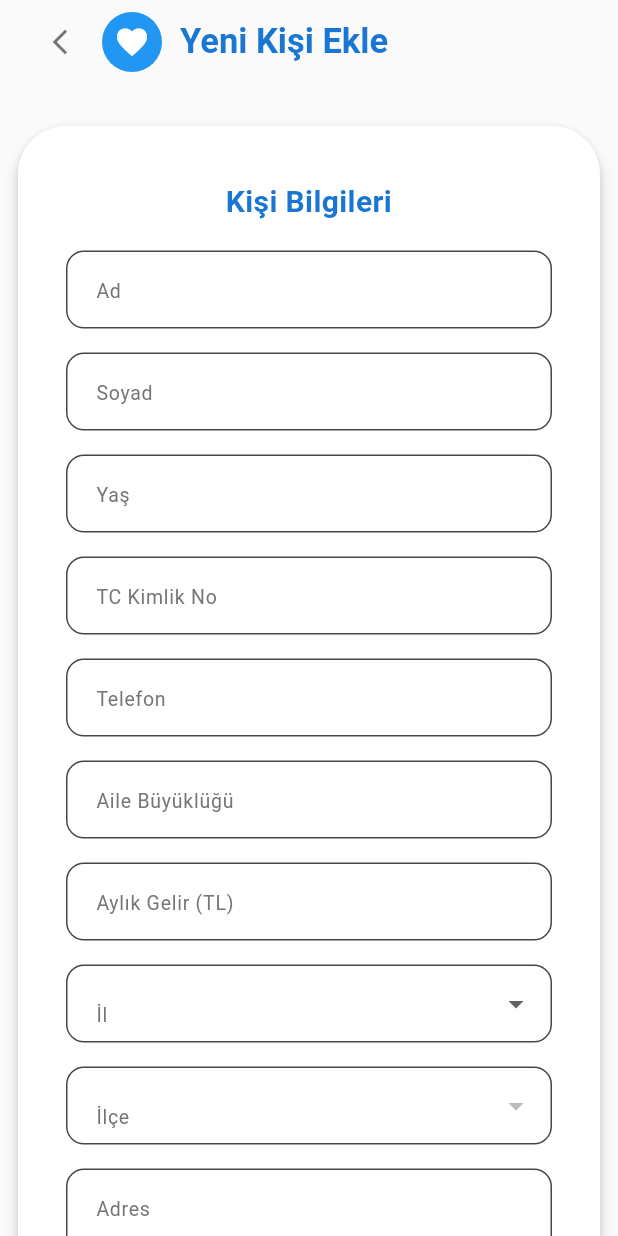
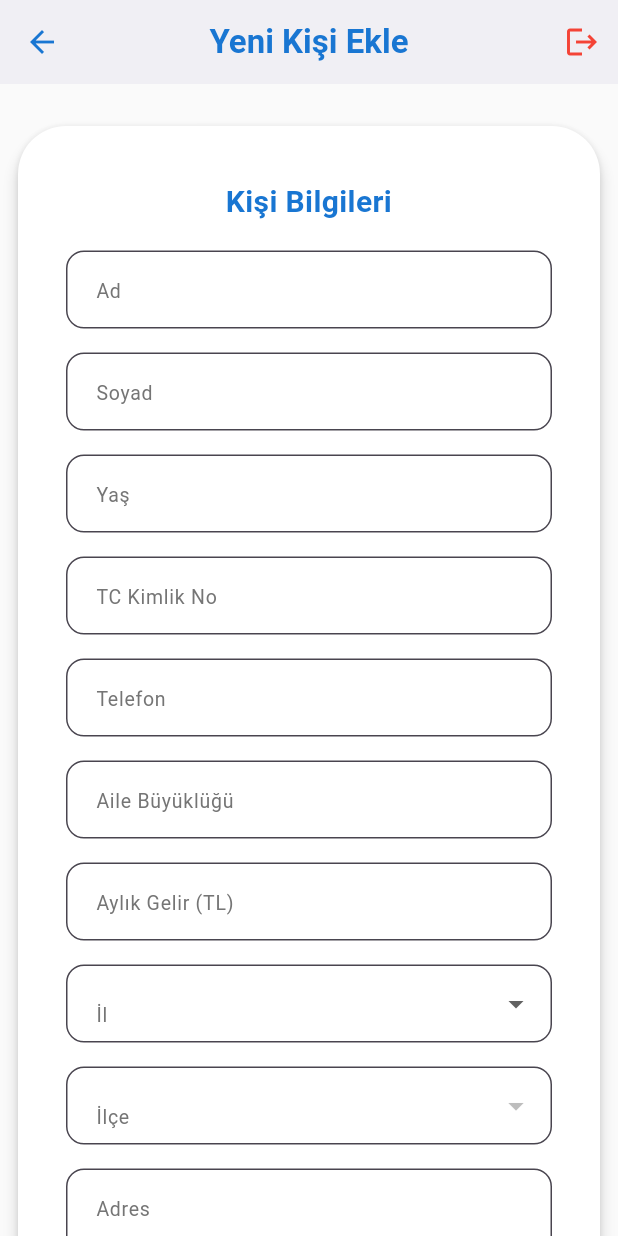
Before and after one commit to AtalhaG/YardimPusulasi, a Flutter app: the SiralamaPage screen opened directly, after a tap on the "add" icon, on a phone screen of 412 x 824 dp. Run offline on Flutter 3.47's test engine with Material 3 defaults, Android fonts, the phone set to English and light mode, and no system bars; our stand-ins replace cloud_firestore, firebase_auth, firebase_core; accounts and stored records are empty.

Commit message:
HATLAR VE BİRLEŞTİRLELER

```diff
--- a/Mobil/yardimpusulasi/lib/views/siralama.dart
+++ b/Mobil/yardimpusulasi/lib/views/siralama.dart
@@ -1,6 +1,7 @@
 import 'package:flutter/material.dart';
 import 'package:cloud_firestore/cloud_firestore.dart';
 import 'yenikisieklepage.dart';
+import 'kisi_detay_page.dart';
 
 class SiralamaPage extends StatefulWidget {
   const SiralamaPage({Key? key}) : super(key: key);
@@ -161,7 +162,9 @@ class _SiralamaPageState extends State<SiralamaPage> {
         ],
       ),
       body: !_searchStarted
-          ? Center(
+          ? SafeArea(
+              child: SingleChildScrollView(
+                child: Center(
                   child: Card(
                     color: Colors.white,
                     elevation: 4,
@@ -210,12 +213,7 @@ class _SiralamaPageState extends State<SiralamaPage> {
                                   Column(
                                     mainAxisSize: MainAxisSize.min,
                                     children: [
-                                  Row(
-                                    mainAxisSize: MainAxisSize.min,
-                                    children: [
-                                      SizedBox(
-                                        width: 140,
-                                        child: DropdownButtonFormField<String>(
+                                      DropdownButtonFormField<String>(
                                         value: _selectedSehir,
                                         decoration: InputDecoration(
                                           labelText: 'İl',
@@ -244,11 +242,8 @@ class _SiralamaPageState extends State<SiralamaPage> {
                                           });
                                         },
                                       ),
-                                      ),
-                                      const SizedBox(width: 12),
-                                      SizedBox(
-                                        width: 140,
-                                        child: DropdownButtonFormField<String>(
+                                      const SizedBox(height: 12),
+                                      DropdownButtonFormField<String>(
                                         value: _selectedIlce,
                                         decoration: InputDecoration(
                                           labelText: 'İlçe',
@@ -268,7 +263,8 @@ class _SiralamaPageState extends State<SiralamaPage> {
                                                           []
                                                     : <String>[])
                                                 .map(
-                                                    (ilce) => DropdownMenuItem(
+                                                  (ilce) =>
+                                                      DropdownMenuItem(
                                                         value: ilce,
                                                         child: Text(ilce),
                                                       ),
@@ -280,9 +276,6 @@ class _SiralamaPageState extends State<SiralamaPage> {
                                           });
                                         },
                                       ),
-                                      ),
-                                    ],
-                                  ),
                                       const SizedBox(height: 16),
                                       Align(
                                         alignment: Alignment.center,
@@ -293,11 +286,11 @@ class _SiralamaPageState extends State<SiralamaPage> {
                                             label: const Text('Ara'),
                                             style: ElevatedButton.styleFrom(
                                               shape: RoundedRectangleBorder(
-                                            borderRadius: BorderRadius.circular(
-                                              12,
+                                                borderRadius:
+                                                    BorderRadius.circular(12),
                                               ),
-                                          ),
-                                          padding: const EdgeInsets.symmetric(
+                                              padding:
+                                                  const EdgeInsets.symmetric(
                                                     vertical: 14,
                                                   ),
                                               textStyle: const TextStyle(
@@ -341,7 +334,10 @@ class _SiralamaPageState extends State<SiralamaPage> {
                               const SizedBox(height: 4),
                               const Text(
                                 'Önce il ve ilçe seçimi yaparak yardım almış kişileri görüntüleyin',
-                            style: TextStyle(color: Colors.grey, fontSize: 14),
+                                style: TextStyle(
+                                  color: Colors.grey,
+                                  fontSize: 14,
+                                ),
                                 textAlign: TextAlign.center,
                               ),
                             ],
@@ -350,8 +346,11 @@ class _SiralamaPageState extends State<SiralamaPage> {
                       ),
                     ),
                   ),
+                ),
+              ),
             )
-          : Column(
+          : SafeArea(
+              child: Column(
                 crossAxisAlignment: CrossAxisAlignment.stretch,
                 children: [
                   Padding(
@@ -370,13 +369,13 @@ class _SiralamaPageState extends State<SiralamaPage> {
                           horizontal: 24,
                           vertical: 20,
                         ),
-                      child: Row(
+                        child: Column(
+                          crossAxisAlignment: CrossAxisAlignment.stretch,
                           children: [
-                          Expanded(
-                            child: DropdownButtonFormField<String>(
+                            DropdownButtonFormField<String>(
                               value: _selectedSehir,
                               decoration: InputDecoration(
-                                labelText: 'Şehir',
+                                labelText: 'İl',
                                 border: OutlineInputBorder(
                                   borderRadius: BorderRadius.circular(12),
                                 ),
@@ -386,12 +385,10 @@ class _SiralamaPageState extends State<SiralamaPage> {
                                 ),
                               ),
                               items: _ilceler.keys
-                                  .map(
-                                    (sehir) => DropdownMenuItem(
+                                  .map((sehir) => DropdownMenuItem(
                                         value: sehir,
                                         child: Text(sehir),
-                                    ),
-                                  )
+                                      ))
                                   .toList(),
                               onChanged: (val) {
                                 setState(() {
@@ -400,8 +397,9 @@ class _SiralamaPageState extends State<SiralamaPage> {
                                 });
                               },
                             ),
-                          ),
-                          const SizedBox(width: 16),
+                            const SizedBox(height: 12),
+                            Row(
+                              children: [
                                 Expanded(
                                   child: DropdownButtonFormField<String>(
                                     value: _selectedIlce,
@@ -415,16 +413,13 @@ class _SiralamaPageState extends State<SiralamaPage> {
                                         vertical: 8,
                                       ),
                                     ),
-                              items:
-                                  (_selectedSehir != null
+                                    items: (_selectedSehir != null
                                             ? _ilceler[_selectedSehir] ?? []
                                             : <String>[])
-                                      .map(
-                                        (ilce) => DropdownMenuItem(
+                                        .map((ilce) => DropdownMenuItem(
                                               value: ilce,
                                               child: Text(ilce),
-                                        ),
-                                      )
+                                            ))
                                         .toList(),
                                     onChanged: (val) {
                                       setState(() {
@@ -433,8 +428,10 @@ class _SiralamaPageState extends State<SiralamaPage> {
                                     },
                                   ),
                                 ),
-                          const SizedBox(width: 16),
-                          ElevatedButton.icon(
+                                const SizedBox(width: 12),
+                                SizedBox(
+                                  height: 56,
+                                  child: ElevatedButton.icon(
                                     icon: const Icon(Icons.search),
                                     label: const Text('Ara'),
                                     style: ElevatedButton.styleFrom(
@@ -442,7 +439,6 @@ class _SiralamaPageState extends State<SiralamaPage> {
                                         borderRadius: BorderRadius.circular(12),
                                       ),
                                       padding: const EdgeInsets.symmetric(
-                                vertical: 14,
                                         horizontal: 18,
                                       ),
                                       textStyle: const TextStyle(
@@ -450,13 +446,15 @@ class _SiralamaPageState extends State<SiralamaPage> {
                                         fontWeight: FontWeight.bold,
                                       ),
                                     ),
-                            onPressed:
-                                (_selectedSehir != null &&
-                                    _selectedIlce != null)
+                                    onPressed: (_selectedSehir != null && _selectedIlce != null)
                                         ? () => setState(() {
+                                              _searchStarted = true;
                                               _showList = true;
                                             })
                                         : null,
+                                  ),
+                                ),
+                              ],
                             ),
                           ],
                         ),
@@ -485,7 +483,10 @@ class _SiralamaPageState extends State<SiralamaPage> {
                             const SizedBox(height: 4),
                             const Text(
                               'Tabloyu görmek için il ve ilçe seçimi yapın ve Ara butonuna basın',
-                            style: TextStyle(color: Colors.grey, fontSize: 14),
+                              style: TextStyle(
+                                color: Colors.grey,
+                                fontSize: 14,
+                              ),
                               textAlign: TextAlign.center,
                             ),
                           ],
@@ -519,11 +520,15 @@ class _SiralamaPageState extends State<SiralamaPage> {
                                   final aciklama = (v['sonaciklama'] ?? '')
                                       .toString();
                                   final searchLower = normalize(_search);
-                                return normalize(isim).contains(searchLower) ||
+                                  return normalize(
+                                        isim,
+                                      ).contains(searchLower) ||
                                       normalize(aciklama).contains(searchLower);
                                 }).toList();
                           if (filteredVatandaslar.isEmpty) {
-                          return const Center(child: Text('Kayıt bulunamadı.'));
+                            return const Center(
+                              child: Text('Kayıt bulunamadı.'),
+                            );
                           }
                           // Sıralama uygula
                           List<Map<String, dynamic>> sortedList = List.from(
@@ -598,7 +603,7 @@ class _SiralamaPageState extends State<SiralamaPage> {
                                             ),
                                             const SizedBox(height: 4),
                                             const Text(
-                                            'Girilen verilere uygun ihtiyaç sahibi vatandaş sayısı',
+                                              'İhtiyaç sahibi vatandaş sayısı',
                                               style: TextStyle(
                                                 fontSize: 14,
                                                 color: Color(0xFF374151),
@@ -652,14 +657,10 @@ class _SiralamaPageState extends State<SiralamaPage> {
                                     return InkWell(
                                       borderRadius: BorderRadius.circular(20),
                                       onTap: () {
-                                      ScaffoldMessenger.of(
-                                        context,
-                                      ).showSnackBar(
-                                        SnackBar(
-                                          content: Text(
-                                            'Kişi:  ${v['isim'] ?? ''}',
-                                          ),
-                                          duration: const Duration(seconds: 1),
+                                        Navigator.of(context).push(
+                                          MaterialPageRoute(
+                                            builder: (context) =>
+                                                KisiDetayPage(kisi: v),
                                           ),
                                         );
                                       },
@@ -669,7 +670,9 @@ class _SiralamaPageState extends State<SiralamaPage> {
                                           horizontal: 16,
                                         ),
                                         shape: RoundedRectangleBorder(
-                                        borderRadius: BorderRadius.circular(20),
+                                          borderRadius: BorderRadius.circular(
+                                            20,
+                                          ),
                                         ),
                                         child: Padding(
                                           padding: const EdgeInsets.symmetric(
@@ -681,7 +684,8 @@ class _SiralamaPageState extends State<SiralamaPage> {
                                                 CrossAxisAlignment.start,
                                             children: [
                                               CircleAvatar(
-                                              backgroundColor: Colors.blue[100],
+                                                backgroundColor:
+                                                    Colors.blue[100],
                                                 child: const Icon(
                                                   Icons.person,
                                                   color: Colors.blue,
@@ -701,7 +705,9 @@ class _SiralamaPageState extends State<SiralamaPage> {
                                                         fontWeight:
                                                             FontWeight.bold,
                                                         fontSize: 18,
-                                                      color: Color(0xFF111827),
+                                                        color: Color(
+                                                          0xFF111827,
+                                                        ),
                                                       ),
                                                     ),
                                                     const SizedBox(height: 6),
@@ -709,7 +715,9 @@ class _SiralamaPageState extends State<SiralamaPage> {
                                                       v['sonaciklama'] ?? '',
                                                       style: const TextStyle(
                                                         fontSize: 15,
-                                                      color: Color(0xFF374151),
+                                                        color: Color(
+                                                          0xFF374151,
+                                                        ),
                                                       ),
                                                     ),
                                                   ],
@@ -728,7 +736,9 @@ class _SiralamaPageState extends State<SiralamaPage> {
                                                                         as Timestamp)
                                                                     .toDate()
                                                                     .toString()
-                                                                  .split(' ')[0]
+                                                                    .split(
+                                                                      ' ',
+                                                                    )[0]
                                                               : v['sontarih']
                                                                     .toString())
                                                         : '',
@@ -753,6 +763,7 @@ class _SiralamaPageState extends State<SiralamaPage> {
                       ),
                     ),
                 ],
+              ),
             ),
       bottomNavigationBar: BottomAppBar(
         shape: const CircularNotchedRectangle(),
--- a/Mobil/yardimpusulasi/lib/views/yenikisieklepage.dart
+++ b/Mobil/yardimpusulasi/lib/views/yenikisieklepage.dart
@@ -67,42 +67,28 @@ class _YeniKisiEklePageState extends State<YeniKisiEklePage> {
       backgroundColor: const Color(0xFFFAFAFA),
       appBar: AppBar(
         backgroundColor: const Color(0xFFFAFAFA),
-        elevation: 0,
-        automaticallyImplyLeading: false,
-        title: Row(
-          children: [
-            IconButton(
-              icon: const Icon(
-                Icons.arrow_back_ios_new,
-                color: Colors.black54,
-                size: 20,
+        elevation: 2,
+        leading: IconButton(
+          icon: const Icon(Icons.arrow_back, color: Color(0xFF1976D2)),
+          onPressed: () => Navigator.pop(context),
         ),
-              onPressed: () => Navigator.of(context).maybePop(),
-              tooltip: 'Geri Dön',
-            ),
-            const SizedBox(width: 4),
-            Container(
-              width: 40,
-              height: 40,
-              decoration: const BoxDecoration(
-                color: Colors.blue,
-                shape: BoxShape.circle,
-              ),
-              child: const Center(
-                child: Icon(Icons.favorite, color: Colors.white, size: 24),
-              ),
-            ),
-            const SizedBox(width: 12),
-            const Text(
-              "Yeni Kişi Ekle",
+        title: const Text(
+          'Yeni Kişi Ekle',
           style: TextStyle(
             color: Color(0xFF1976D2),
             fontWeight: FontWeight.bold,
-                fontSize: 23,
           ),
         ),
+        centerTitle: true,
+        actions: [
+          IconButton(
+            icon: const Icon(Icons.logout, color: Colors.red),
+            tooltip: 'Çıkış',
+            onPressed: () {
+              // Çıkış işlemi burada yapılabilir
+            },
+          ),
         ],
-        ),
       ),
       body: Center(
         child: SingleChildScrollView(
@@ -285,7 +271,10 @@ class _YeniKisiEklePageState extends State<YeniKisiEklePage> {
                             },
                             style: OutlinedButton.styleFrom(
                               foregroundColor: Colors.grey[700],
-                              side: BorderSide(color: Colors.grey[400]!, width: 1.2),
+                              side: BorderSide(
+                                color: Colors.grey[400]!,
+                                width: 1.2,
+                              ),
                               padding: const EdgeInsets.symmetric(
                                 vertical: 10,
                                 horizontal: 18,
```
Also changed, not shown: Mobil/yardimpusulasi/lib/views/kisi_detay_page.dart (+7 -3 lines), Mobil/yardimpusulasi/lib/views/yardim_ekleme_page.dart (+7 -3 lines). Lines whose indentation alone changed are shown as unchanged.
